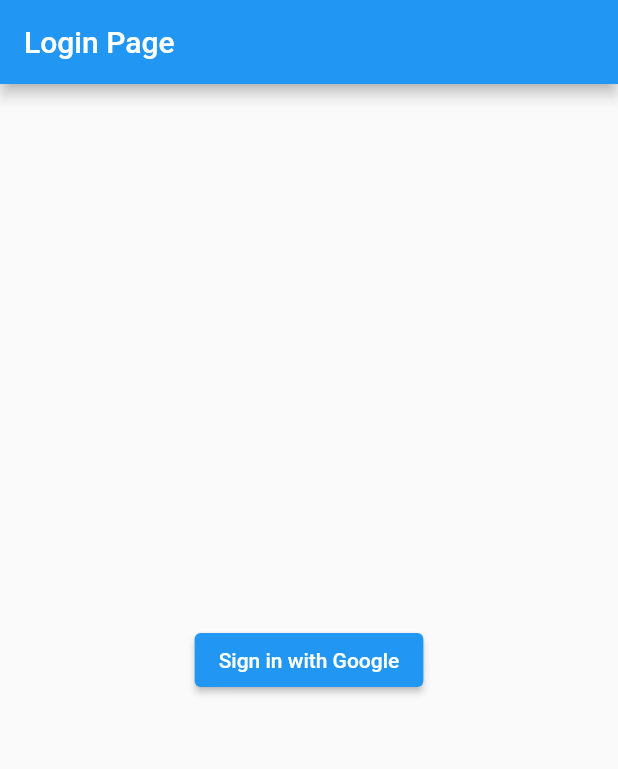
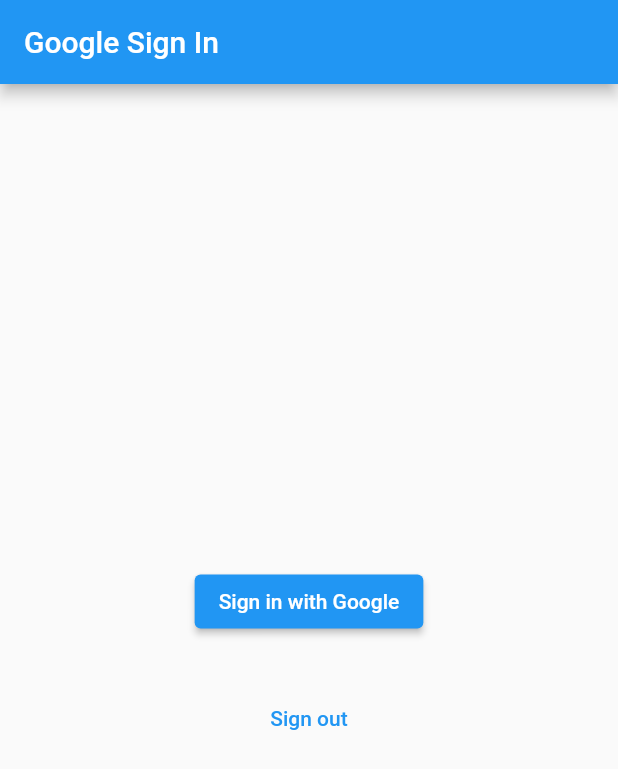
Before and after one commit to serkan1st1/Voice_Record_Flutter, a Flutter app: the screen it shows after launch, after a tap on "Sign in with Google", on a phone screen of 412 x 824 dp. Shown: the top 769 px of the screen. Run offline on Flutter 3.47's test engine with Material 2 defaults, Android fonts, the phone set to English and light mode, and no system bars; our stand-ins replace firebase_auth, firebase_core, fluttertoast, google_sign_in, just_audio, percent_indicator and 1 more; missing offline and left inert: record, simple_ripple_animation; accounts and stored records are empty.

Commit message:
finish 17.05

```diff
--- /dev/null
+++ b/lib/google_sign_in_screen.dart
@@ -0,0 +1,90 @@
+import 'package:flutter/material.dart';
+import 'package:firebase_auth/firebase_auth.dart';
+import 'package:flutter_voice_record/pages/home_page.dart';
+import 'package:flutter_voice_record/providers/play_audio_provider.dart';
+import 'package:flutter_voice_record/providers/record_audio_provider.dart';
+import 'package:flutter_voice_record/widgets/bottom_bar.dart';
+import 'package:google_sign_in/google_sign_in.dart';
+import 'package:provider/provider.dart';
+
+class GoogleSignInScreen extends StatefulWidget {
+  const GoogleSignInScreen({Key? key}) : super(key: key);
+
+  @override
+  _GoogleSignInScreenState createState() => _GoogleSignInScreenState();
+}
+
+class _GoogleSignInScreenState extends State<GoogleSignInScreen> {
+  final FirebaseAuth _auth = FirebaseAuth.instance;
+  final GoogleSignIn _googleSignIn = GoogleSignIn();
+
+  Future<User?> _signInWithGoogle() async {
+    final GoogleSignInAccount? googleSignInAccount =
+        await _googleSignIn.signIn();
+    final GoogleSignInAuthentication googleSignInAuthentication =
+        await googleSignInAccount!.authentication;
+
+    final AuthCredential credential = GoogleAuthProvider.credential(
+      accessToken: googleSignInAuthentication.accessToken,
+      idToken: googleSignInAuthentication.idToken,
+    );
+
+    final UserCredential userCredential =
+        await _auth.signInWithCredential(credential);
+    final User? user = userCredential.user;
+
+    return user;
+  }
+
+  void _signOut() async {
+    await _auth.signOut();
+    await _googleSignIn.signOut();
+    ScaffoldMessenger.of(context).showSnackBar(
+      const SnackBar(
+        content: Text("Sign out successful"),
+      ),
+    );
+  }
+
+  @override
+  Widget build(BuildContext context) {
+    return MultiProvider(
+      providers: [
+        ChangeNotifierProvider(create: (_) => RecordAudioProvider()),
+        ChangeNotifierProvider(create: (_) => PlayAudioProvider())
+      ],
+      child: Scaffold(
+        appBar: AppBar(
+          title: const Text('Google Sign In'),
+        ),
+        body: Center(
+          child: Column(
+            mainAxisAlignment: MainAxisAlignment.center,
+            children: <Widget>[
+              ElevatedButton(
+                onPressed: () async {
+                  final User? user = await _signInWithGoogle();
+                  if (user != null) {
+                    // Firebase veritabanına kullanıcının bilgilerini kaydedin
+                    // ve kullanıcıyı başka bir sayfaya yönlendirin
+                    Navigator.pushReplacement(
+                      context,
+                      MaterialPageRoute(
+                          builder: (context) => const MyBottomBar()),
+                    );
+                  }
+                },
+                child: const Text('Sign in with Google'),
+              ),
+              const SizedBox(height: 30),
+              TextButton(
+                onPressed: _signOut,
+                child: const Text('Sign out'),
+              ),
+            ],
+          ),
+        ),
+      ),
+    );
+  }
+}
--- a/lib/main.dart
+++ b/lib/main.dart
@@ -1,70 +1,31 @@
+import 'package:flutter/material.dart';
 import 'package:firebase_core/firebase_core.dart';
-import 'package:flutter/material.dart';
-import 'package:flutter_voice_record/userpage.dart';
+import 'package:flutter_voice_record/providers/play_audio_provider.dart';
+import 'package:flutter_voice_record/providers/record_audio_provider.dart';
+import 'google_sign_in_screen.dart';
+import 'package:provider/provider.dart';
 
 void main() async {
   WidgetsFlutterBinding.ensureInitialized();
   await Firebase.initializeApp();
-  runApp(const MyApp());
+  runApp(MyApp());
 }
 
 class MyApp extends StatelessWidget {
-  const MyApp({super.key});
-
   @override
   Widget build(BuildContext context) {
-    return MaterialApp(
-      title: 'Flutter Demo',
-      theme: ThemeData(
-        primarySwatch: Colors.blue,
-      ),
-      home: LoginPage(),
-    );
-  }
-}
-
-class MyHomePage extends StatefulWidget {
-  const MyHomePage({super.key, required this.title});
-
-  final String title;
-
-  @override
-  State<MyHomePage> createState() => _MyHomePageState();
-}
-
-class _MyHomePageState extends State<MyHomePage> {
-  int _counter = 0;
-
-  void _incrementCounter() {
-    setState(() {
-      _counter++;
-    });
-  }
-
-  @override
-  Widget build(BuildContext context) {
-    return Scaffold(
-      appBar: AppBar(
-        title: Text(widget.title),
-      ),
-      body: Center(
-        child: Column(
-          mainAxisAlignment: MainAxisAlignment.center,
-          children: <Widget>[
-            const Text(
-              'You have pushed the button this many times:',
-            ),
-            Text(
-              '$_counter',
-              style: Theme.of(context).textTheme.headlineMedium,
-            ),
-          ],
+    return MultiProvider(
+      providers: [
+        ChangeNotifierProvider(create: (_) => RecordAudioProvider()),
+        ChangeNotifierProvider(create: (_) => PlayAudioProvider())
+      ],
+      child: MaterialApp(
+        title: 'Ses Kayıt',
+        debugShowCheckedModeBanner: false,
+        theme: ThemeData(
+          primarySwatch: Colors.blue,
         ),
-      ),
-      floatingActionButton: FloatingActionButton(
-        onPressed: _incrementCounter,
-        tooltip: 'Increment',
-        child: const Icon(Icons.add),
+        home: const GoogleSignInScreen(),
       ),
     );
   }
--- /dev/null
+++ b/lib/sevices/storage_management.dart
@@ -0,0 +1,23 @@
+import 'dart:io';
+import 'dart:math'; //min fonksiyonu için
+
+import 'package:path_provider/path_provider.dart';
+
+class StorageManagement {
+  static makeDirectory({required String dirName}) async {
+    final Directory? directory = await getExternalStorageDirectory();
+
+    final _formattedDirName = '/$dirName/';
+    final Directory _newDir =
+        await Directory(directory!.path + _formattedDirName).create();
+
+    return _newDir.path;
+  }
+
+  static get getAudioDir async => await makeDirectory(dirName: 'recordings');
+
+  static createRecordAudioPath(
+          {required String dirPath, required String fileName}) =>
+      """$dirPath${fileName.substring(0, min(fileName.length, 100))}_${DateTime.now()}.aac""";
+  //fileName.length ve 100 değerleri kullanılarak fileName.length'in 100'den küçük olup olmadığı kontrol ediyoruz
+}
--- /dev/null
+++ b/lib/sevices/toast_services.dart
@@ -0,0 +1,16 @@
+import 'package:fluttertoast/fluttertoast.dart';
+import 'package:flutter/material.dart';
+
+showToast(String text,
+    {bool shortToast = true,
+    fromBottom = true,
+    Color color = const Color(0xff4BB543),
+    Color textColor = Colors.white}) {
+  Fluttertoast.showToast(
+      msg: text,
+      toastLength: shortToast ? Toast.LENGTH_SHORT : Toast.LENGTH_SHORT,
+      gravity: fromBottom ? ToastGravity.BOTTOM : ToastGravity.TOP,
+      backgroundColor: color,
+      textColor: textColor,
+      fontSize: 16.0);
+}
--- a/lib/userpage.dart
+++ /dev/null
@@ -1,60 +0,0 @@
-import 'package:flutter/material.dart';
-import 'package:firebase_auth/firebase_auth.dart';
-import 'package:google_sign_in/google_sign_in.dart';
-
-class LoginPage extends StatefulWidget {
-  @override
-  State<StatefulWidget> createState() => _LoginPageState();
-}
-
-class _LoginPageState extends State<LoginPage> {
-  final FirebaseAuth _auth = FirebaseAuth.instance;
-  final GoogleSignIn googleSignIn = GoogleSignIn();
-
-  Future<UserCredential>? _signInWithGoogle() async {
-    // Trigger the authentication flow
-    final GoogleSignInAccount? googleUser = await googleSignIn.signIn();
-
-    // Obtain the auth details from the request
-    final GoogleSignInAuthentication googleAuth =
-        await googleUser!.authentication;
-
-    // Create a new credential
-    final credential = GoogleAuthProvider.credential(
-      accessToken: googleAuth.accessToken,
-      idToken: googleAuth.idToken,
-    );
-
-    // Once signed in, return the UserCredential
-    return await _auth.signInWithCredential(credential);
-  }
-
-  @override
-  Widget build(BuildContext context) {
-    return Scaffold(
-      appBar: AppBar(
-        title: Text('Login Page'),
-      ),
-      body: Center(
-        child: ElevatedButton(
-          child: Text('Sign in with Google'),
-          onPressed: () async {
-            try {
-              // Sign in with Google
-              final UserCredential? userCredential = await _signInWithGoogle();
-
-              // Check if user is already registered
-              final User? user = userCredential?.user;
-              if (user != null) {
-                // Navigate to the next screen after successful login
-              }
-            } catch (e) {
-              // Handle sign-in errors
-              print(e);
-            }
-          },
-        ),
-      ),
-    );
-  }
-}
```
Also changed, not shown: lib/pages/home_page.dart (added, +188 -0 lines), lib/pages/records_page.dart (added, +18 -0 lines), lib/providers/play_audio_provider.dart (added, +81 -0 lines), lib/providers/record_audio_provider.dart (added, +51 -0 lines), lib/sevices/permision_management.dart (added, +13 -0 lines), lib/widgets/bottom_bar.dart (added, +44 -0 lines), pubspec.yaml (+14 -8 lines), lib/firebase_options.dart (added), lib/recordpage.dart (deleted), pubspec.lock, 10 other files.
